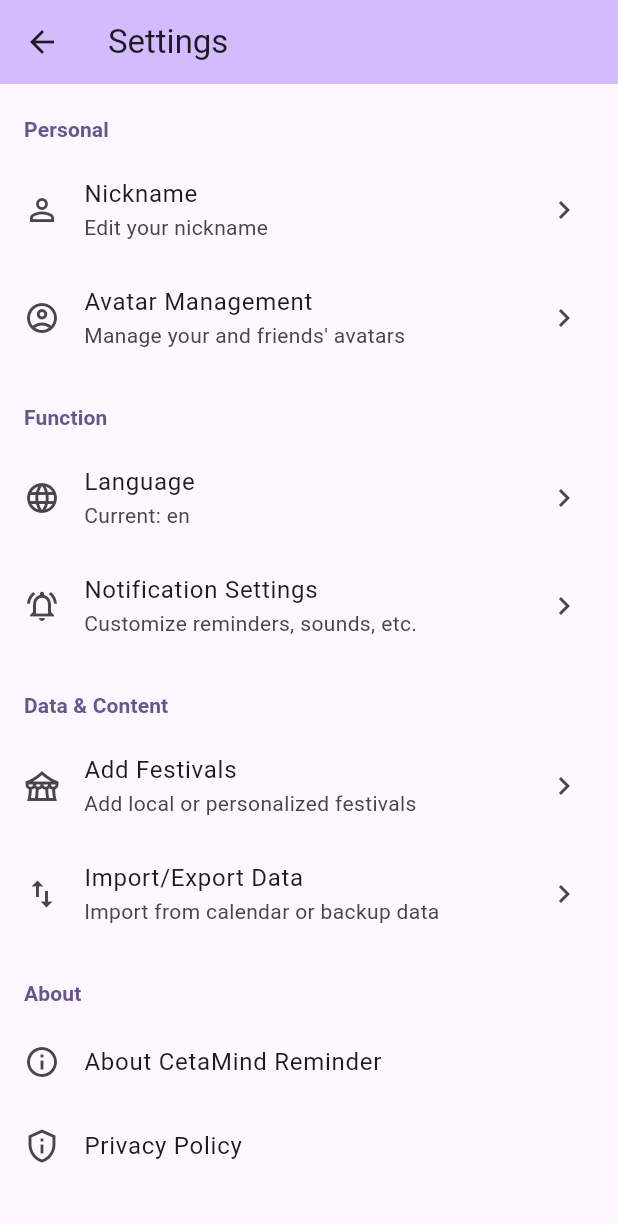
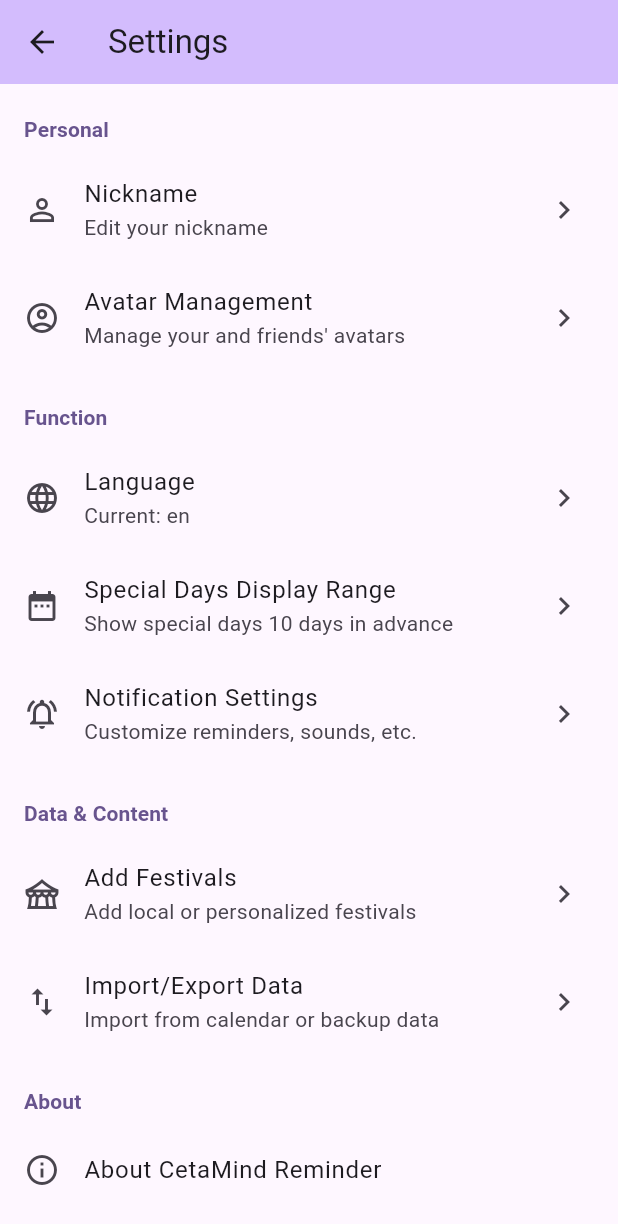
Before and after one commit to deloog/jinlin, a Flutter app: the screen it shows after launch, after a tap on the "settings" icon, on a phone screen of 412 x 824 dp. Shown: the top 1224 px of the screen. Run offline on Flutter 3.47's test engine with Material 3 defaults, Android fonts, the light colour scheme and no system bars; our stand-ins replace file_picker, flutter_dotenv, permission_handler, share_plus, shared_preferences, speech_to_text; missing offline and left inert: lunar; generated files the repository leaves out were written again.

Commit message:
实现用户自定义特殊纪念日显示范围功能：1. 在设置页面添加特殊纪念日显示范围设置选项；2. 实现特殊纪念日显示范围的保存和加载；3. 修改特殊纪念日显示逻辑，根据用户设置的范围显示特殊纪念日；4. 添加本地化字符串，支持中英文界面

```diff
--- a/lib/l10n/app_localizations_en.arb
+++ b/lib/l10n/app_localizations_en.arb
@@ -271,5 +271,10 @@
   "applyButton": "Apply",
   "cancelButton": "Cancel",
   "filterHolidays": "Filter",
-  "customEvent": "Custom Event"
+  "customEvent": "Custom Event",
+
+  "specialDaysRangeTitle": "Special Days Display Range",
+  "specialDaysRangeDescription": "Choose how many days in advance to display special days:",
+  "specialDaysRangeSubtitle": "Show special days {days} days in advance",
+  "daysText": "days"
   }
--- a/lib/main.dart
+++ b/lib/main.dart
@@ -48,10 +48,13 @@ class MyApp extends StatefulWidget {
 }
 class _MyAppState extends State<MyApp> {
   Locale? _currentLocale; // 用于存储当前选择的语言
+  int _specialDaysRange = 10; // 默认显示10天内的特殊纪念日
+
   @override
   void initState() {
     super.initState();
     _loadLocale(); // 启动时调用加载函数
+    _loadSpecialDaysRange(); // 加载特殊纪念日显示范围
   }
 
   Future<void> _loadLocale() async {
@@ -65,6 +68,42 @@ class _MyAppState extends State<MyApp> {
        setState(() {
           _currentLocale = initialLocale;
        });
+    }
+  }
+
+  // 加载特殊纪念日显示范围
+  Future<void> _loadSpecialDaysRange() async {
+    final prefs = await SharedPreferences.getInstance();
+    final int range = prefs.getInt('specialDaysRange') ?? 10; // 默认为10天
+
+    if (mounted) {
+      setState(() {
+        _specialDaysRange = range;
+      });
+    }
+  }
+
+  // 更新特殊纪念日显示范围
+  Future<void> updateSpecialDaysRange(int range) async {
+    if (_specialDaysRange == range) return; // 范围没变，不用操作
+
+    final prefs = await SharedPreferences.getInstance();
+    await prefs.setInt('specialDaysRange', range); // 保存新范围
+
+    if (mounted) {
+      setState(() {
+        _specialDaysRange = range; // 更新状态
+      });
+
+      // 通知所有需要刷新的页面
+      final context = this.context;
+      if (context.mounted) {
+        // 找到 MyHomePage 的状态并刷新
+        final homeState = context.findAncestorStateOfType<_MyHomePageState>();
+        if (homeState != null && homeState.mounted) {
+          homeState._prepareTimelineItems();
+        }
+      }
     }
   }
   Future<void> changeLocale(Locale newLocale) async {
@@ -1136,8 +1175,12 @@ Future<void> _prepareTimelineItems() async {
           // 计算与当前日期的天数差
           int daysDifference = occurrence.difference(now).inDays;
 
-          // 只添加10天内的特殊纪念日
-          if (daysDifference >= 0 && daysDifference <= 10) {
+          // 获取 MyApp 的状态以访问特殊纪念日显示范围
+          final myAppState = context.findAncestorStateOfType<_MyAppState>();
+          final specialDaysRange = myAppState?._specialDaysRange ?? 10; // 默认为10天
+
+          // 只添加指定天数范围内的特殊纪念日
+          if (daysDifference >= 0 && daysDifference <= specialDaysRange) {
             combinedItems.add(TimelineItem(
               displayDate: occurrence,
               itemType: TimelineItemType.holiday,
```
Also changed, not shown: lib/l10n/app_localizations_zh.arb (+6 -1 lines), lib/settings_screen.dart (+100 -2 lines).
